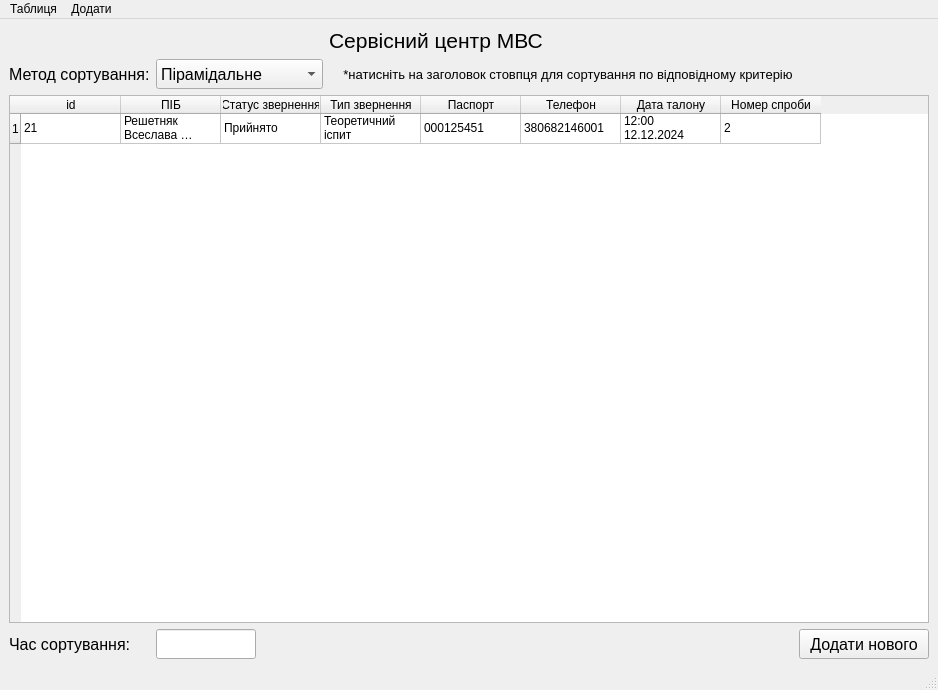
Qt form main_window.ui (Anduine/MVSCenter) before a commit.
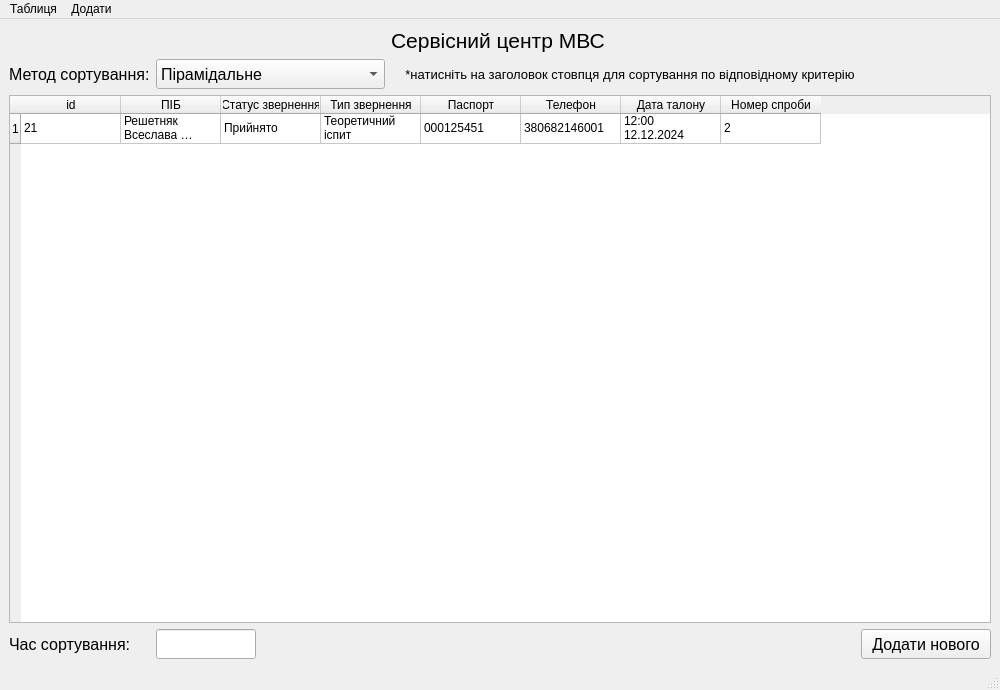
The same form after that commit.

Patch:
```diff
--- a/main_window.ui
+++ b/main_window.ui
@@ -6,13 +6,13 @@
    <rect>
     <x>0</x>
     <y>0</y>
-    <width>938</width>
+    <width>1000</width>
     <height>690</height>
    </rect>
   </property>
   <property name="minimumSize">
    <size>
-    <width>900</width>
+    <width>1000</width>
     <height>690</height>
    </size>
   </property>
@@ -279,7 +279,7 @@
     <rect>
      <x>0</x>
      <y>0</y>
-     <width>938</width>
+     <width>1000</width>
      <height>21</height>
     </rect>
    </property>
```
